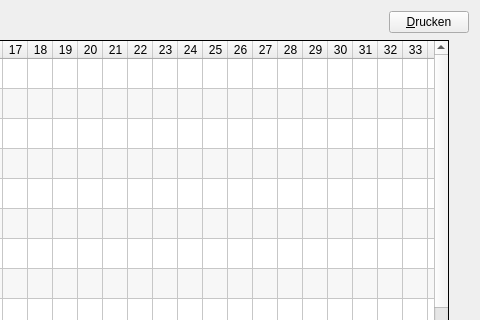
Qt form crosterwindow.ui (joergpauly/megaroster) before a commit; both pictures show x 427 to 907 and y 0 to 320 of the 907 by 544 pixel window.
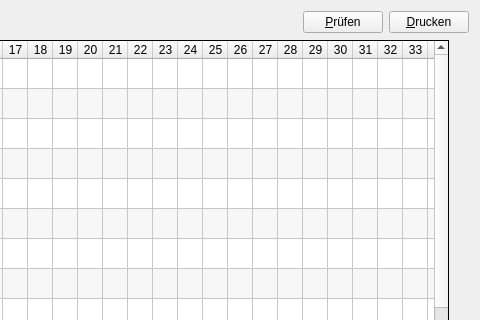
The same form after that commit.

Commit message: Einzeltag-Prüfung implementiert... es funzt... *schluchz*

What changed in the file:
```diff
--- a/crosterwindow.ui
+++ b/crosterwindow.ui
@@ -52,6 +52,13 @@
        </property>
       </spacer>
      </item>
+     <item>
+      <widget class="QPushButton" name="cmdCheckRoster">
+       <property name="text">
+        <string>&amp;Prüfen</string>
+       </property>
+      </widget>
+     </item>
      <item>
       <widget class="QPushButton" name="cmdPrint">
        <property name="text">
```
Left out of the diff: 2 changed lines with no effect on the pictures. The commit also changes 2 other files.
